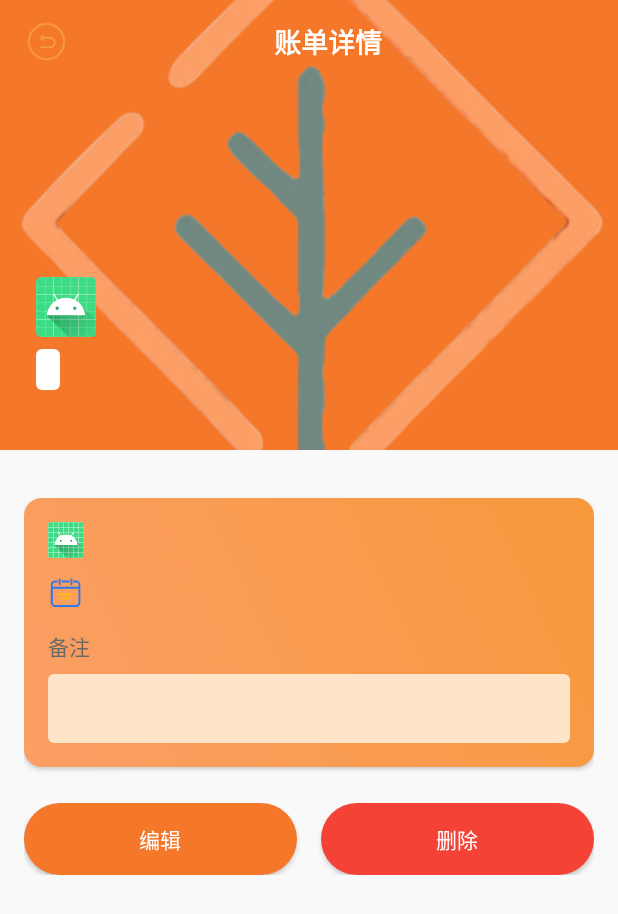
After one commit to ForeverHamburger/VaulTree, an Android app: the layout activity_bill_list.xml on its own in the app's theme, with its tools: preview values and no code run, on a phone screen of 412 x 824 dp. The commit adds this screen. Shown: the top 914 px of the screen. Run offline under Robolectric (Android 15) with nearby library versions, the phone set to English and light mode, and no system bars.

Commit message:
搭建账单详情框架

```diff
--- a/app/src/main/AndroidManifest.xml
+++ b/app/src/main/AndroidManifest.xml
@@ -14,18 +14,22 @@
         android:theme="@style/Theme.VaulTree"
         tools:targetApi="31">
         <activity
+            android:name=".bill.BillListActivity"
+            android:exported="true" />
+        <activity
             android:name=".account.AccountActivity"
             android:exported="true" />
         <activity
             android:name=".navigation.NavigationActivity"
             android:exported="true"
-            android:launchMode="singleTask"/>
+            android:launchMode="singleTask" />
         <activity
             android:name=".splash.SplashActivity"
             android:exported="true"
             android:launchMode="singleTask">
             <intent-filter>
                 <action android:name="android.intent.action.MAIN" />
+
                 <category android:name="android.intent.category.LAUNCHER" />
             </intent-filter>
         </activity>
--- /dev/null
+++ b/app/src/main/res/drawable/bg_orange_button.xml
@@ -0,0 +1,5 @@
+<?xml version="1.0" encoding="utf-8"?>
+<shape xmlns:android="http://schemas.android.com/apk/res/android">
+    <solid android:color="@color/orange"/>
+    <corners android:radius="24dp"/>
+</shape>
--- /dev/null
+++ b/app/src/main/res/drawable/bg_orange_card.xml
@@ -0,0 +1,8 @@
+<?xml version="1.0" encoding="utf-8"?>
+<shape xmlns:android="http://schemas.android.com/apk/res/android">
+    <gradient
+        android:startColor="@color/or2"
+        android:endColor="@color/or1"
+        android:angle="45"/>
+    <corners android:radius="12dp"/>
+</shape>
--- /dev/null
+++ b/app/src/main/res/drawable/bg_remark.xml
@@ -0,0 +1,5 @@
+<?xml version="1.0" encoding="utf-8"?>
+<shape xmlns:android="http://schemas.android.com/apk/res/android">
+    <solid android:color="@color/or4"/>
+    <corners android:radius="4dp"/>
+</shape>
--- /dev/null
+++ b/app/src/main/res/drawable/bg_type_tag.xml
@@ -0,0 +1,5 @@
+<?xml version="1.0" encoding="utf-8"?>
+<shape xmlns:android="http://schemas.android.com/apk/res/android">
+    <solid android:color="@color/white"/>
+    <corners android:radius="4dp"/>
+</shape>
--- a/app/src/main/res/layout/activity_account.xml
+++ b/app/src/main/res/layout/activity_account.xml
@@ -7,6 +7,7 @@
     android:layout_width="match_parent"
     android:layout_height="match_parent"
     android:background="@color/white"
+    android:fitsSystemWindows="true"
     tools:context=".account.AccountActivity">
 
     <com.google.android.material.tabs.TabLayout
--- /dev/null
+++ b/app/src/main/res/layout/activity_bill_list.xml
@@ -0,0 +1,235 @@
+<?xml version="1.0" encoding="utf-8"?>
+<androidx.coordinatorlayout.widget.CoordinatorLayout xmlns:android="http://schemas.android.com/apk/res/android"
+    xmlns:app="http://schemas.android.com/apk/res-auto"
+    xmlns:tools="http://schemas.android.com/tools"
+    android:id="@+id/main"
+    android:layout_width="match_parent"
+    android:layout_height="match_parent"
+    android:fitsSystemWindows="true"
+    android:background="@color/grey_bg">
+
+    <!-- 可折叠的AppBarLayout -->
+    <com.google.android.material.appbar.AppBarLayout
+        android:id="@+id/appBarLayout"
+        android:layout_width="match_parent"
+        android:layout_height="300dp"
+        android:background="@color/orange">
+
+        <com.google.android.material.appbar.CollapsingToolbarLayout
+            android:id="@+id/collapsingToolbar"
+            android:layout_width="match_parent"
+            android:layout_height="match_parent"
+            app:layout_scrollFlags="scroll|exitUntilCollapsed"
+            app:contentScrim="@color/orange"
+            app:expandedTitleMarginStart="16dp"
+            app:expandedTitleMarginBottom="16dp">
+
+            <!-- 背景图片（可替换为账单相关图片或纯色背景） -->
+            <ImageView
+                android:id="@+id/iv_header"
+                android:layout_width="match_parent"
+                android:layout_height="match_parent"
+                android:scaleType="centerCrop"
+                android:src="@drawable/pic_icon"
+                app:layout_collapseMode="parallax"/>
+
+            <!-- Toolbar -->
+            <androidx.appcompat.widget.Toolbar
+                android:id="@+id/toolbar"
+                android:layout_width="match_parent"
+                android:layout_height="?attr/actionBarSize"
+                android:background="@null"
+                app:layout_collapseMode="pin">
+
+                <ImageView
+                    android:id="@+id/iv_back"
+                    android:layout_width="30dp"
+                    android:layout_height="30dp"
+                    android:src="@drawable/ic_back"
+                    android:layout_gravity="start"/>
+
+                <TextView
+                    android:id="@+id/tv_title"
+                    android:layout_width="match_parent"
+                    android:layout_height="wrap_content"
+                    android:text="账单详情"
+                    android:textColor="@color/white"
+                    android:textSize="18sp"
+                    android:textStyle="bold"
+                    android:layout_marginEnd="20dp"
+                    android:gravity="center"/>
+
+            </androidx.appcompat.widget.Toolbar>
+
+            <!-- 顶部账单信息 -->
+            <LinearLayout
+                android:id="@+id/header_content"
+                android:layout_width="match_parent"
+                android:layout_height="wrap_content"
+                android:orientation="vertical"
+                android:padding="24dp"
+                android:layout_gravity="bottom"
+                app:layout_collapseMode="none">
+
+                <!-- 金额显示 -->
+                <TextView
+                    android:id="@+id/tv_amount"
+                    android:layout_width="wrap_content"
+                    android:layout_height="wrap_content"
+                    android:textSize="32sp"
+                    android:textStyle="bold"
+                    android:textColor="@color/white"
+                    android:layout_marginBottom="16dp"/>
+
+                <!-- 分类信息 -->
+                <LinearLayout
+                    android:layout_width="match_parent"
+                    android:layout_height="wrap_content"
+                    android:orientation="horizontal"
+                    android:gravity="center_vertical"
+                    android:layout_marginBottom="8dp">
+
+                    <ImageView
+                        android:id="@+id/iv_category"
+                        android:layout_width="40dp"
+                        android:layout_height="40dp"
+                        android:src="@mipmap/ic_launcher"/>
+
+                    <TextView
+                        android:id="@+id/tv_category"
+                        android:layout_width="wrap_content"
+                        android:layout_height="wrap_content"
+                        android:textSize="18sp"
+                        android:textStyle="bold"
+                        android:textColor="@color/white"
+                        android:layout_marginStart="12dp"/>
+                </LinearLayout>
+
+                <!-- 类型标签 -->
+                <TextView
+                    android:id="@+id/tv_type"
+                    android:layout_width="wrap_content"
+                    android:layout_height="wrap_content"
+                    android:textSize="14sp"
+                    android:paddingHorizontal="8dp"
+                    android:paddingVertical="4dp"
+                    android:layout_marginBottom="16dp"
+                    android:background="@drawable/bg_type_tag"/>
+            </LinearLayout>
+        </com.google.android.material.appbar.CollapsingToolbarLayout>
+    </com.google.android.material.appbar.AppBarLayout>
+
+    <!-- 可滚动内容区域 -->
+    <androidx.core.widget.NestedScrollView
+        android:layout_width="match_parent"
+        android:layout_height="match_parent"
+        app:layout_behavior="@string/appbar_scrolling_view_behavior">
+
+        <LinearLayout
+            android:layout_width="match_parent"
+            android:layout_height="wrap_content"
+            android:orientation="vertical"
+            android:padding="16dp">
+
+            <!-- 详情卡片 -->
+            <LinearLayout
+                android:layout_width="match_parent"
+                android:layout_height="wrap_content"
+                android:orientation="vertical"
+                android:background="@drawable/bg_orange_card"
+                android:layout_marginTop="16dp"
+                android:padding="16dp"
+                android:elevation="2dp">
+
+                <!-- 支付方式 -->
+                <LinearLayout
+                    android:layout_width="match_parent"
+                    android:layout_height="wrap_content"
+                    android:orientation="horizontal"
+                    android:layout_marginBottom="12dp">
+
+                    <ImageView
+                        android:id="@+id/iv_payment"
+                        android:layout_width="24dp"
+                        android:layout_height="24dp"
+                        android:src="@mipmap/ic_launcher"/>
+
+                    <TextView
+                        android:id="@+id/tv_payment"
+                        android:layout_width="wrap_content"
+                        android:layout_height="wrap_content"
+                        android:textSize="16sp"
+                        android:layout_marginStart="8dp"/>
+                </LinearLayout>
+
+                <!-- 日期 -->
+                <LinearLayout
+                    android:layout_width="match_parent"
+                    android:layout_height="wrap_content"
+                    android:orientation="horizontal"
+                    android:layout_marginBottom="12dp">
+
+                    <ImageView
+                        android:layout_width="24dp"
+                        android:layout_height="24dp"
+                        android:src="@drawable/ic_date" />
+
+                    <TextView
+                        android:id="@+id/tv_date"
+                        android:layout_width="wrap_content"
+                        android:layout_height="wrap_content"
+                        android:textSize="16sp"
+                        android:layout_marginStart="8dp"/>
+                </LinearLayout>
+
+                <!-- 备注标题 -->
+                <TextView
+                    android:layout_width="match_parent"
+                    android:layout_height="wrap_content"
+                    android:text="备注"
+                    android:textSize="14sp"
+                    android:textColor="@color/gray"
+                    android:layout_marginBottom="8dp"/>
+
+                <!-- 备注内容 -->
+                <TextView
+                    android:id="@+id/tv_remark"
+                    android:layout_width="match_parent"
+                    android:layout_height="wrap_content"
+                    android:textSize="16sp"
+                    android:background="@drawable/bg_remark"
+                    android:padding="12dp"/>
+            </LinearLayout>
+
+            <!-- 操作按钮 -->
+            <LinearLayout
+                android:layout_width="match_parent"
+                android:layout_height="wrap_content"
+                android:orientation="horizontal"
+                android:layout_marginTop="24dp"
+                android:gravity="center_horizontal">
+
+                <Button
+                    android:id="@+id/btn_edit"
+                    android:layout_width="0dp"
+                    android:layout_height="48dp"
+                    android:layout_weight="1"
+                    android:layout_marginEnd="8dp"
+                    android:text="编辑"
+                    android:textColor="@color/white"
+                    android:background="@drawable/bg_orange_button"/>
+
+                <Button
+                    android:id="@+id/btn_delete"
+                    android:layout_width="0dp"
+                    android:layout_height="48dp"
+                    android:layout_weight="1"
+                    android:layout_marginStart="8dp"
+                    android:text="删除"
+                    android:textColor="@color/white"
+                    android:background="@drawable/bg_orange_button"
+                    android:backgroundTint="@color/expense_color"/>
+            </LinearLayout>
+        </LinearLayout>
+    </androidx.core.widget.NestedScrollView>
+</androidx.coordinatorlayout.widget.CoordinatorLayout>
--- a/app/src/main/res/layout/card_count.xml
+++ b/app/src/main/res/layout/card_count.xml
@@ -41,6 +41,7 @@
         android:layout_height="wrap_content"
         android:fontFamily="@font/content_font"
         android:text="0.00"
+        android:layout_marginStart="25dp"
         android:textColor="@color/white"
         android:textSize="25sp"
         app:layout_constraintBottom_toBottomOf="@+id/tv_shouru"
```
Also changed, not shown: app/src/main/java/com/xupt/vaultree/analyse/BillShowAdapter.java (+22 -0 lines), app/src/main/java/com/xupt/vaultree/bill/BillListActivity.java (added, +157 -0 lines).
